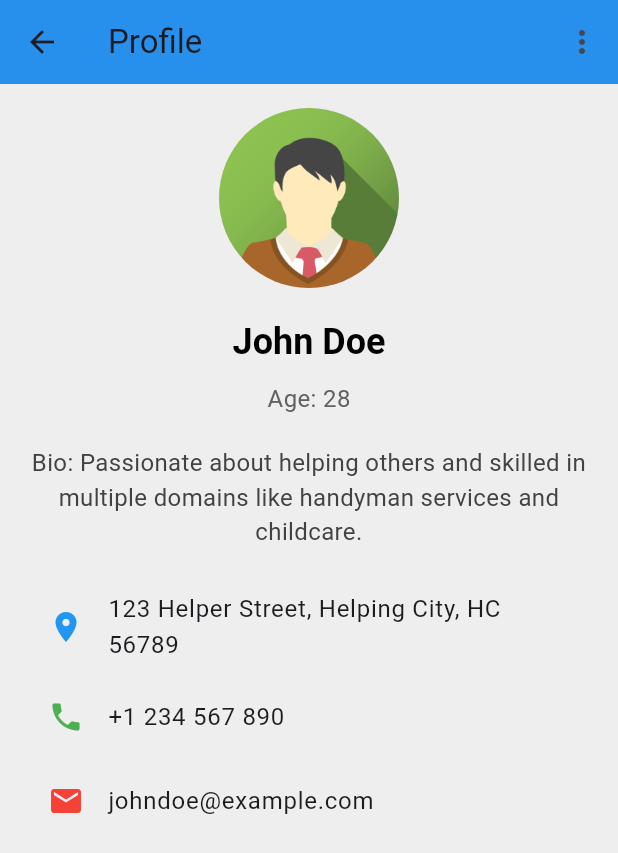
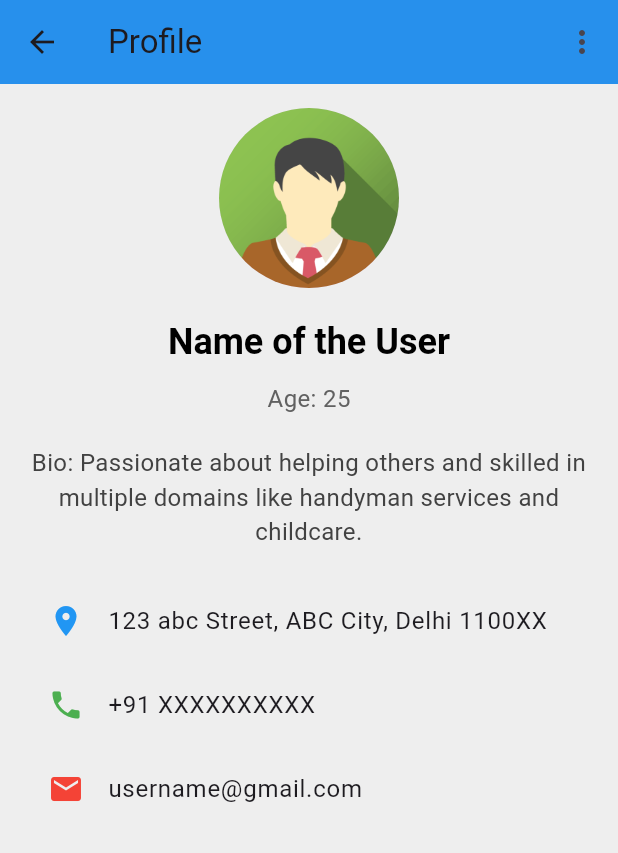
Before and after one commit to karunasharma14/Helper-App, a Flutter app: the ProfilePage screen opened by its route, on a phone screen of 412 x 824 dp. Shown: the top 853 px of the screen. Run offline on Flutter 3.47's test engine with Material 3 defaults, Android fonts, the phone set to English and light mode, and no system bars.

Commit message:
second commit by karuna

```diff
--- a/lib/about.dart
+++ b/lib/about.dart
@@ -32,12 +32,13 @@ class AboutPage extends StatelessWidget {
             SizedBox(height: 10),
             Text(
               'Our mission is to connect people with the best helpers available. '
-              'We provide a platform to find and book helpers for various tasks.',
+              'We provide a platform to find and book helpers for various tasks.'
+              'Our Application helps small scale users to get job easily and helps in their development too.',
               style: Theme.of(context).textTheme.bodySmall,
             ),
             SizedBox(height: 10),
             Text('Why Choose Us?', style: Theme.of(context).textTheme.headlineSmall),
-            Text('• Trusted Helpers\n• Easy Booking\n• Secure Payments\n• Wide Range of Services'),
+            Text('• Trusted Helpers\n• Easy Booking\n• Secure Payments\n• Wide Range of Services\n• Lots of helpers\n• Variety of helpers'),
           ],
         ),
       ),
--- a/lib/home.dart
+++ b/lib/home.dart
@@ -97,10 +97,10 @@ class HomePage extends StatelessWidget {
               children: [
                 Text('Helper Name', style: Theme.of(context).textTheme.headlineSmall),
                 SizedBox(height: 5),
-                Text('Cost: \$15/hr', style: TextStyle(color: Colors.blueGrey)),
+                Text('Cost: \Rs.250/hr', style: TextStyle(color: Colors.blueGrey)),
                 SizedBox(height: 5),
                 Text(
-                  'Description of the helper\'s skills.',
+                  'About the helper an their skills. Contact Info and other Information.',
                   style: TextStyle(fontSize: 12, color: Colors.grey[600]),
                   textAlign: TextAlign.center,
                 ),
--- a/lib/profile.dart
+++ b/lib/profile.dart
@@ -35,13 +35,13 @@ class ProfilePage extends StatelessWidget {
               SizedBox(height: 20),
               // Name
               Text(
-                'John Doe',
+                'Name of the User',
                 style: Theme.of(context).textTheme.headlineSmall?.copyWith(fontWeight: FontWeight.bold),
               ),
               SizedBox(height: 10),
               // Age
               Text(
-                'Age: 28',
+                'Age: 25',
                 style: TextStyle(fontSize: 16, color: Colors.grey[700]),
               ),
               SizedBox(height: 20),
@@ -55,16 +55,16 @@ class ProfilePage extends StatelessWidget {
               // Address
               ListTile(
                 leading: Icon(Icons.location_on, color: Colors.blue),
-                title: Text('123 Helper Street, Helping City, HC 56789'),
+                title: Text('123 abc Street, ABC City, Delhi 1100XX'),
               ),
               // Contact Info
               ListTile(
                 leading: Icon(Icons.phone, color: Colors.green),
-                title: Text('+1 234 567 890'),
+                title: Text('+91 XXXXXXXXXX'),
               ),
               ListTile(
                 leading: Icon(Icons.email, color: Colors.red),
-                title: Text('johndoe@example.com'),
+                title: Text('username@gmail.com'),
               ),
             ],
           ),
```
